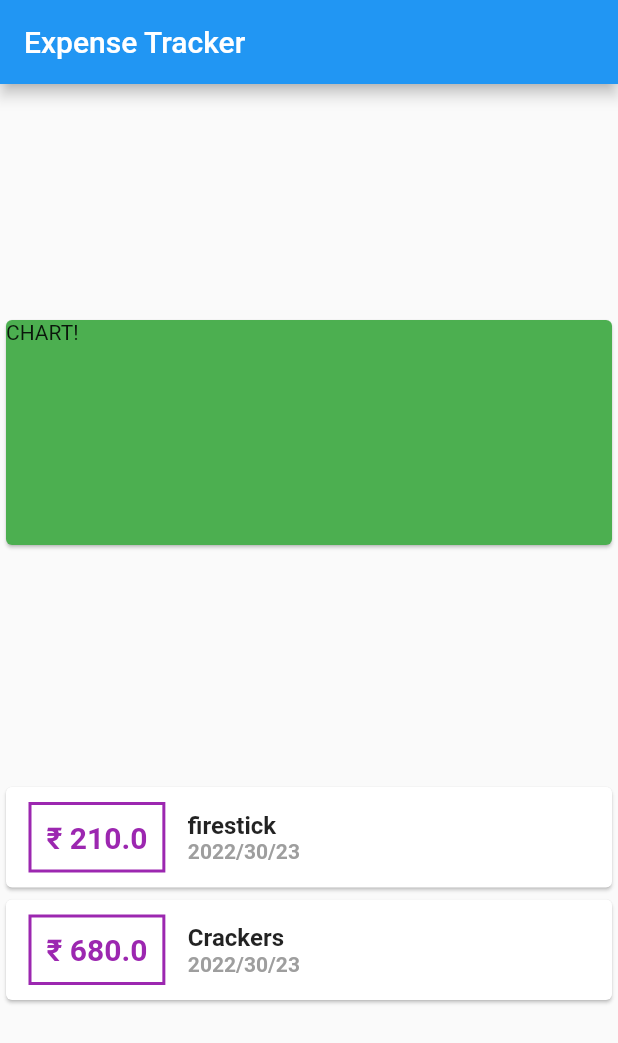
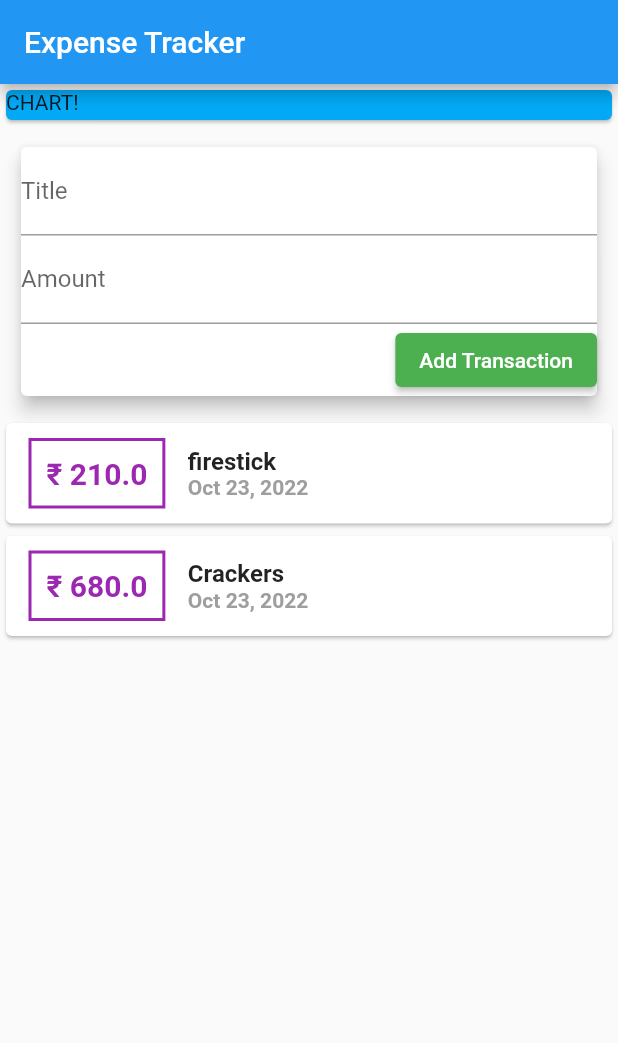
Before and after one commit to aayushgulia666/ExpensePlanner, a Flutter app: the screen it shows after launch, on a phone screen of 412 x 824 dp. Shown: the top 1043 px of the screen. Run offline on Flutter 3.47's test engine with Material 2 defaults, Android fonts, the phone set to English and light mode, and no system bars.

Commit message:
Insert transaction card added.

```diff
--- a/lib/main.dart
+++ b/lib/main.dart
@@ -31,16 +31,43 @@ class MyHomePage extends StatelessWidget {
         title: Text('Expense Tracker'),
       ),
       body: Column(
-        mainAxisAlignment: MainAxisAlignment.spaceEvenly,
+        mainAxisAlignment: MainAxisAlignment.start,
         crossAxisAlignment: CrossAxisAlignment.center,
         children: [
           Card(
             child: Container(
               child: Text('CHART!'),
               width: double.infinity,
-              height: 150,
+              height: 20,
             ),
-            color: Colors.green,
+            color: Colors.lightBlue,
+          ),
+          Column(
+            children: [
+              Container(
+                  //margin: EdgeInsets.all(10),
+                  padding: EdgeInsets.all(10),
+                  child: Card(
+                    elevation: 5,
+                    child: Column(
+                      children: [
+                        TextField(
+                          decoration: InputDecoration(labelText: 'Title'),
+                        ),
+                        TextField(
+                          decoration: InputDecoration(labelText: 'Amount'),
+                        ),
+                        ElevatedButton(
+                          onPressed: () {},
+                          child: Text('Add Transaction'),
+                          style:
+                              ElevatedButton.styleFrom(primary: Colors.green),
+                        )
+                      ],
+                      crossAxisAlignment: CrossAxisAlignment.end,
+                    ),
+                  ))
+            ],
           ),
           Column(
             children: transactions.map((tx) {
@@ -74,7 +101,7 @@ class MyHomePage extends StatelessWidget {
                             fontSize: 16, fontWeight: FontWeight.bold),
                       ),
                       Text(
-                        DateFormat('yyyy/mm/dd').format(tx.date),
+                        DateFormat.yMMMd().format(tx.date),
                         style: TextStyle(
                             fontWeight: FontWeight.bold, color: Colors.grey),
                       ),
```
